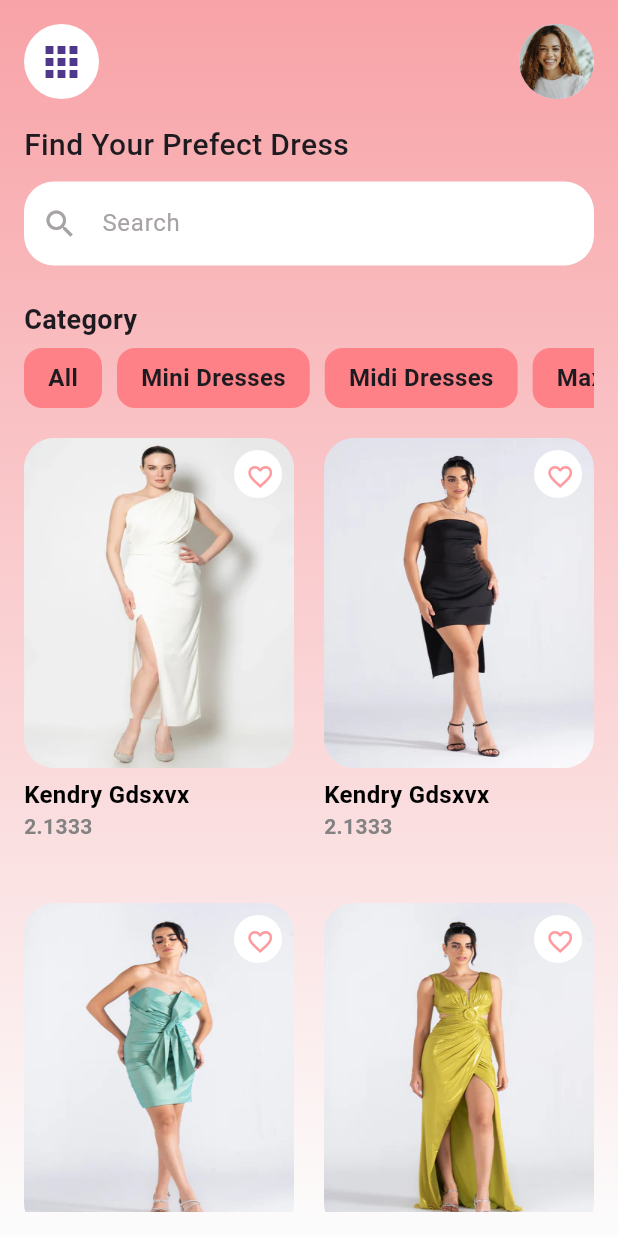
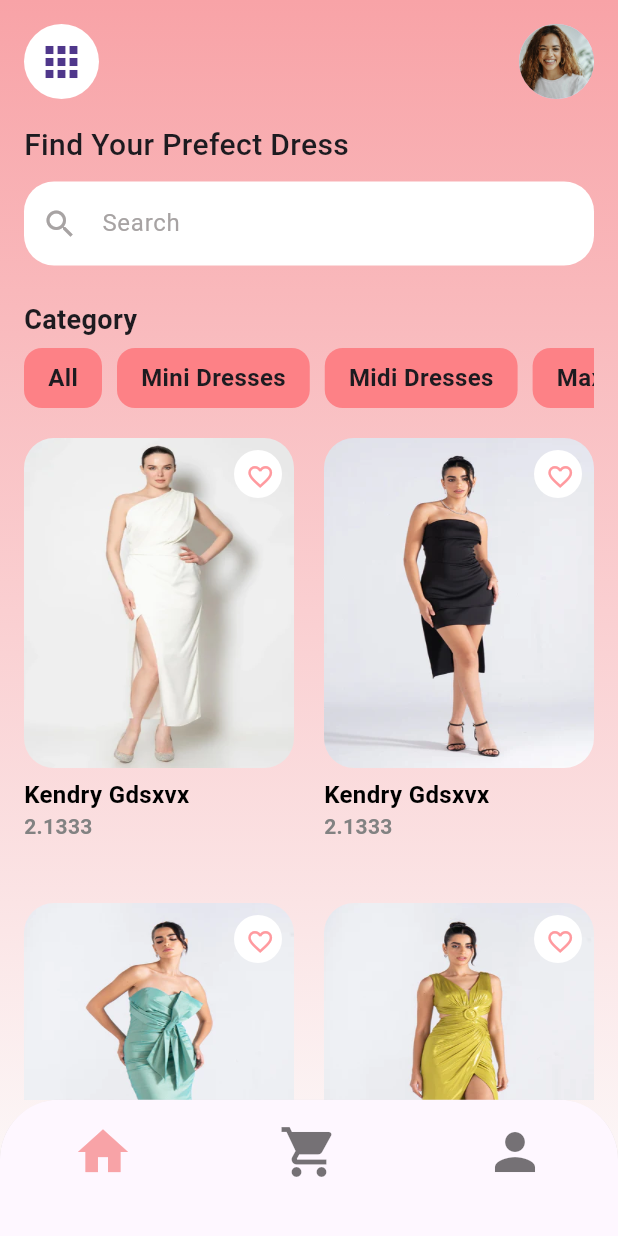
Before and after one commit to MarianAdly21/Dress-Store, a Flutter app: the screen it shows after launch, on a phone screen of 412 x 824 dp. Run offline on Flutter 3.47's test engine with Material 3 defaults, Android fonts, the phone set to English and light mode, and no system bars; project files that could hold a hidden picture were left out.

Commit message:
add buttom navigation bar

```diff
--- a/lib/features/Home/screens/home_screen.dart
+++ b/lib/features/Home/screens/home_screen.dart
@@ -8,6 +8,8 @@ class HomeScreen extends StatelessWidget {
   @override
   Widget build(BuildContext context) {
     return Scaffold(
+      extendBody: true,
+      bottomNavigationBar: const _ButtomNavigationBarWidget(),
       body: Stack(children: [
         const Positioned.fill(
           child: DecoratedBox(
@@ -22,7 +24,7 @@ class HomeScreen extends StatelessWidget {
         ),
         SafeArea(
             child: Padding(
-          padding: const EdgeInsets.all(16),
+          padding: const EdgeInsets.only(top: 16, left: 16, right: 16),
           child: Column(
             crossAxisAlignment: CrossAxisAlignment.start,
             children: [
@@ -106,7 +108,7 @@ class HomeScreen extends StatelessWidget {
                       height: 20,
                     ),
                   ),
-                  ItemsGrid()
+                  ItemsGrid(),
                 ],
               )),
             ],
@@ -116,3 +118,46 @@ class HomeScreen extends StatelessWidget {
     );
   }
 }
+
+class _ButtomNavigationBarWidget extends StatelessWidget {
+  const _ButtomNavigationBarWidget({
+    super.key,
+  });
+
+  @override
+  Widget build(BuildContext context) {
+    return ClipRRect(
+      borderRadius: const BorderRadius.only(
+          topLeft: Radius.circular(40), topRight: Radius.circular(40)),
+      child: BottomNavigationBar(fixedColor: Color(0xffF8A3A7), items: [
+        BottomNavigationBarItem(
+          label: "",
+          icon: IconButton(
+              onPressed: () {},
+              icon: const Icon(
+                Icons.home,
+                size: 40,
+              )),
+        ),
+        BottomNavigationBarItem(
+          label: '',
+          icon: IconButton(
+              onPressed: () {},
+              icon: const Icon(
+                Icons.shopping_cart,
+                size: 40,
+              )),
+        ),
+        BottomNavigationBarItem(
+          label: "",
+          icon: IconButton(
+              onPressed: () {},
+              icon: const Icon(
+                Icons.person,
+                size: 40,
+              )),
+        )
+      ]),
+    );
+  }
+}
```
